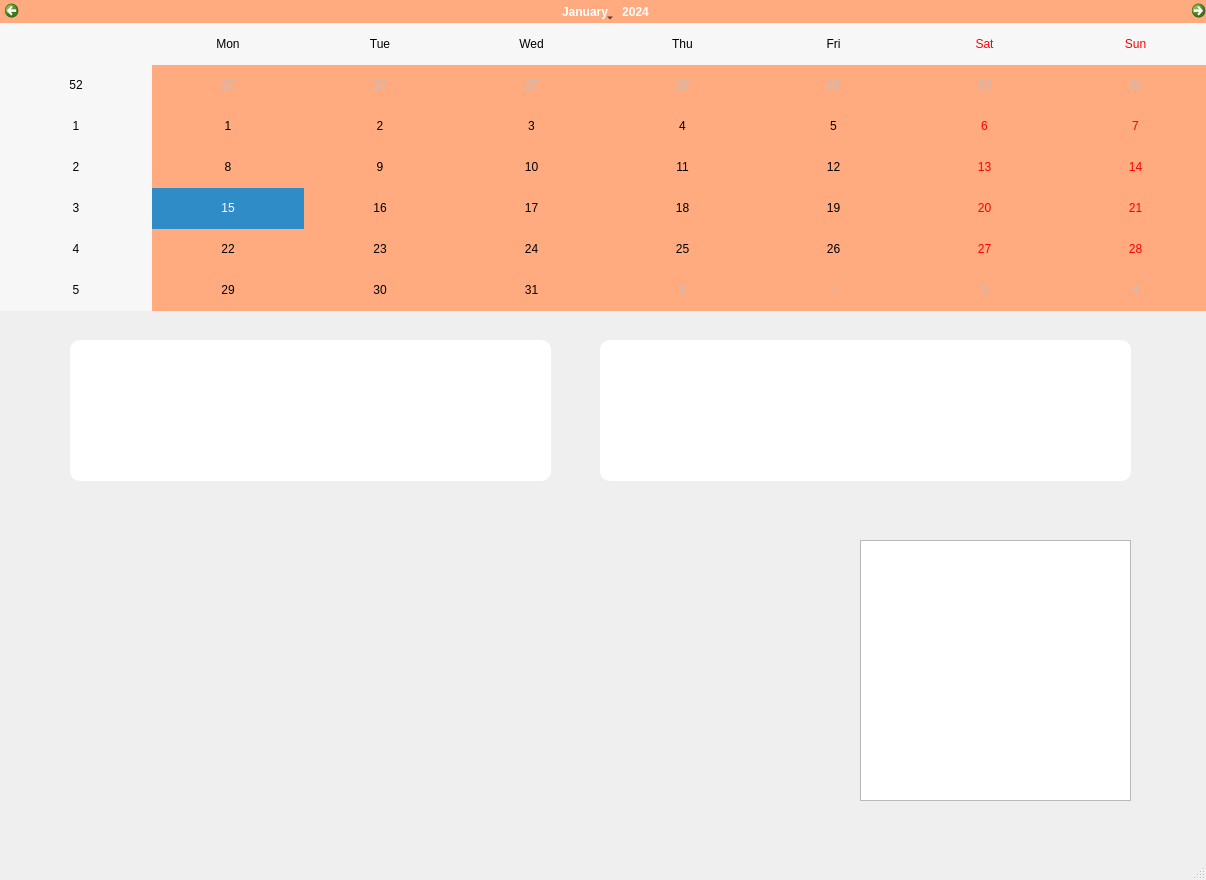
The window that mirror_project/mirror.ui (my0614/pyqt5) describes before a commit, drawn with Qt 5.
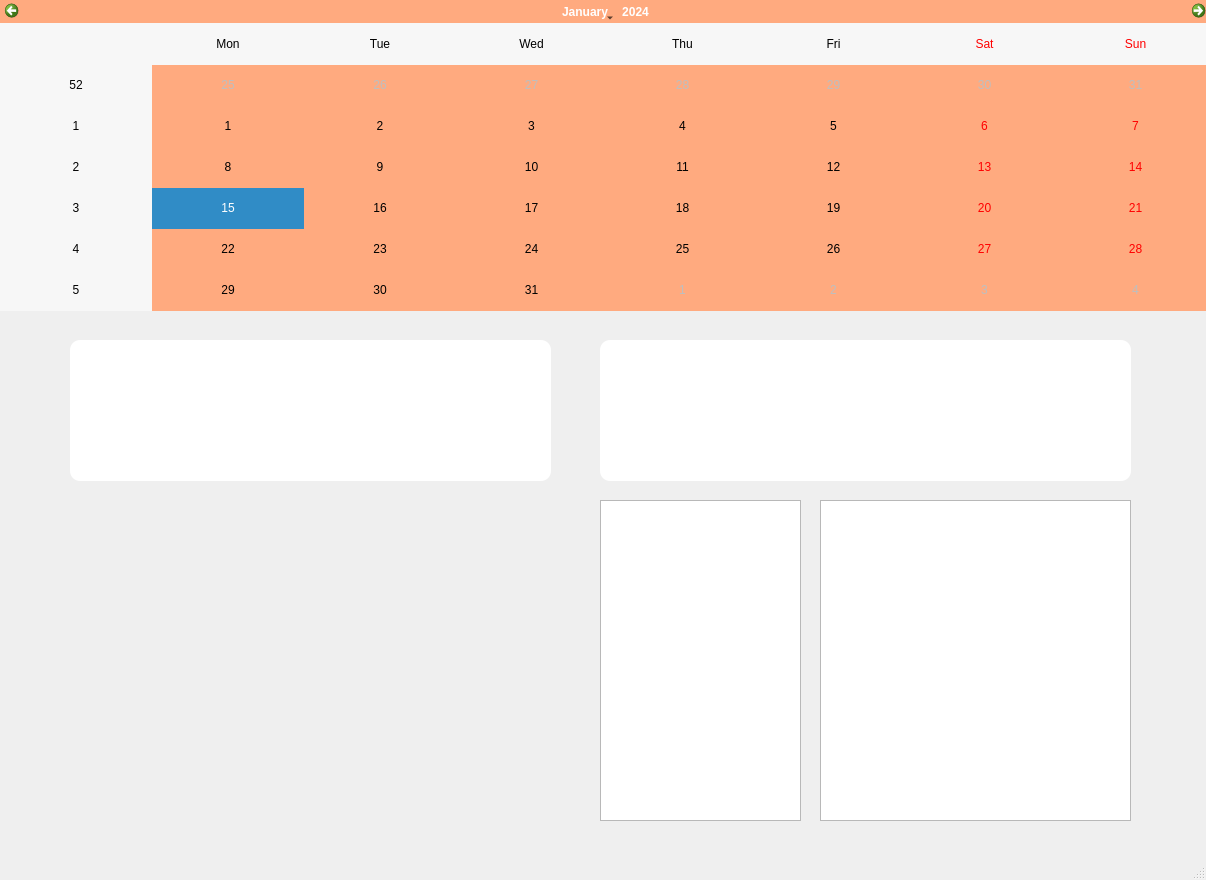
The same window after the commit.

Commit message: ADD :  프로야구 순위 crolling

```diff
--- a/mirror_project/mirror.ui
+++ b/mirror_project/mirror.ui
@@ -122,10 +122,23 @@
    <widget class="QTextBrowser" name="news">
     <property name="geometry">
      <rect>
-      <x>860</x>
-      <y>540</y>
-      <width>271</width>
-      <height>261</height>
+      <x>820</x>
+      <y>500</y>
+      <width>311</width>
+      <height>321</height>
+     </rect>
+    </property>
+    <property name="styleSheet">
+     <string notr="true">barder-radius: 15px;</string>
+    </property>
+   </widget>
+   <widget class="QTextBrowser" name="baseball">
+    <property name="geometry">
+     <rect>
+      <x>600</x>
+      <y>500</y>
+      <width>201</width>
+      <height>321</height>
      </rect>
     </property>
     <property name="styleSheet">
```
The commit also changes 1 other file.
